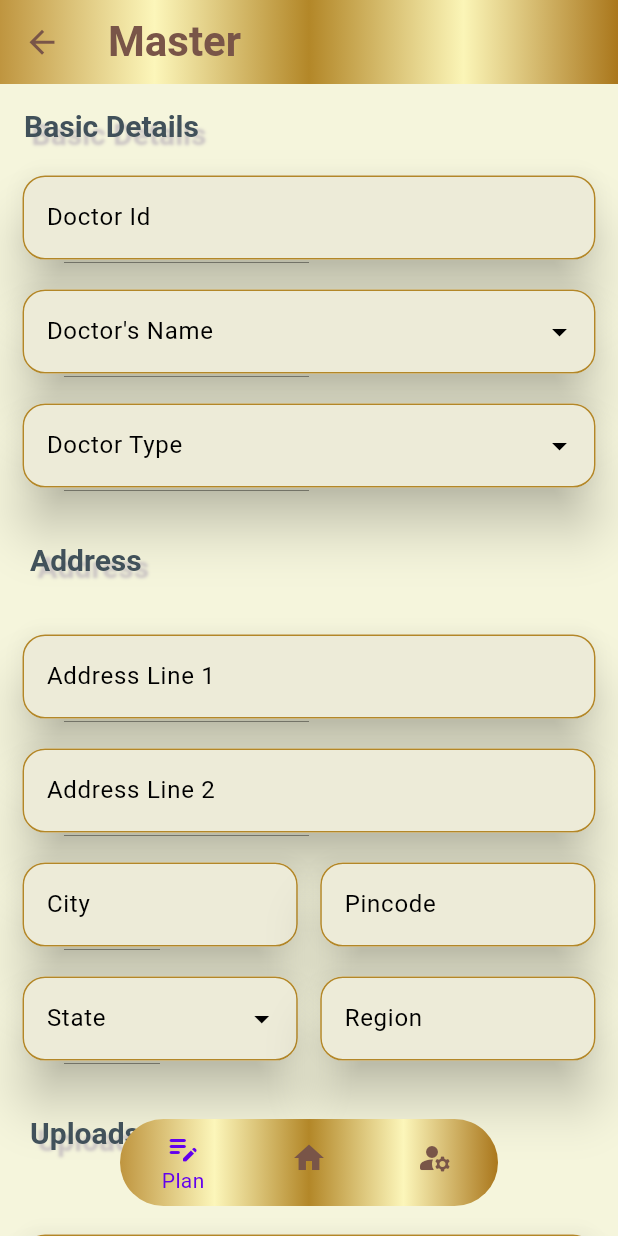
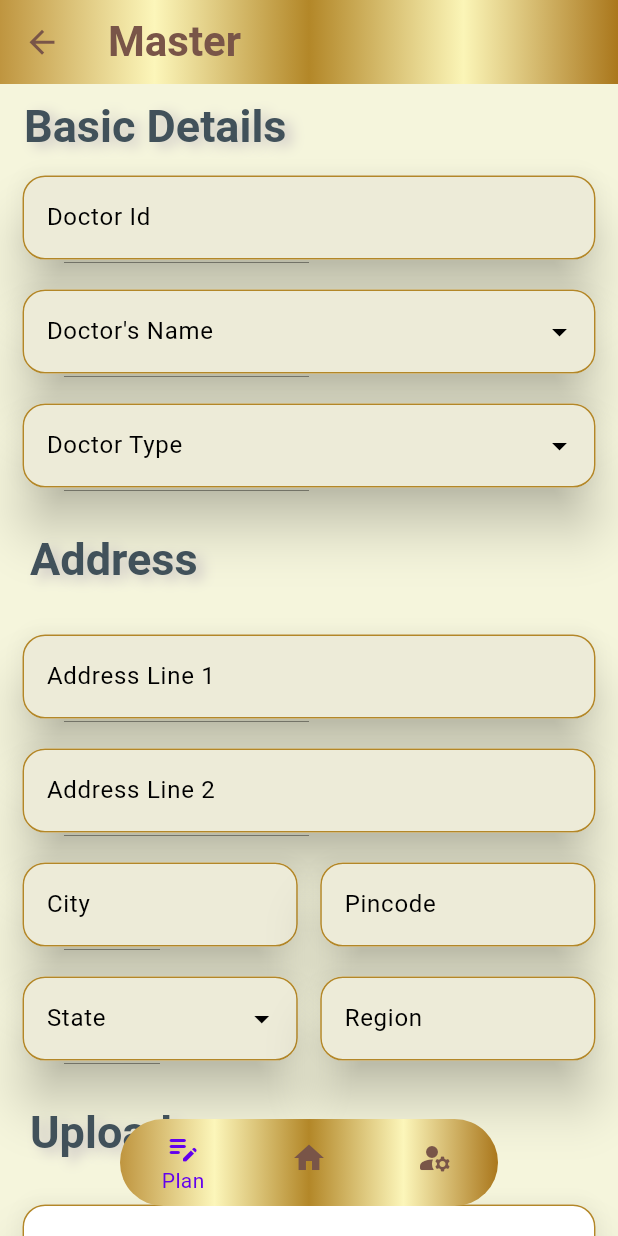
Before and after one commit to shivam-hub/mr-app, a Flutter app: the MasterScreen screen opened directly, on a phone screen of 412 x 824 dp. Run offline on Flutter 3.47's test engine with Material 3 defaults, Android fonts, the phone set to English and light mode, and no system bars; drawn by our look-alikes of dropdown_textfield; our stand-ins replace bloc, date_time_picker, equatable, flutter_bloc, get.

Commit message:
minor code fixes

```diff
--- a/lib/main.dart
+++ b/lib/main.dart
@@ -1,8 +1,8 @@
 import 'package:flutter/material.dart';
 import 'package:flutter_bloc/flutter_bloc.dart';
-import '../blocs/login/login_bloc.dart';
-import '../screens/login_screen.dart';
-import '../themes/app_colors.dart';
+import 'blocs/login/login_bloc.dart';
+import 'screens/login_screen.dart';
+import 'themes/app_colors.dart';
 
 void main() => runApp(const MyApp());
 
--- a/lib/screens/master_screen.dart
+++ b/lib/screens/master_screen.dart
@@ -70,12 +70,12 @@ class _MasterScreenState extends State<MasterScreen> {
                       Shadow(
                         color:
                             Color.fromARGB(255, 201, 195, 195), // shadow color
-                        offset: Offset(5.0, 5.0), // shadow offset
-                        blurRadius: 2.0, // shadow blur radius
+                        offset: Offset(5.0, 3.0), // shadow offset
+                        blurRadius: 10, // shadow blur radius
                       ),
                     ]),
                     title:
-                        Text('Basic Details', style: TextStyle(fontSize: 20)),
+                        Text('Basic Details', style: TextStyle(fontSize: 30)),
                   ),
                   const SizedBox(height: 5),
                   Padding(
@@ -136,11 +136,11 @@ class _MasterScreenState extends State<MasterScreen> {
                       Shadow(
                         color:
                             Color.fromARGB(255, 201, 195, 195), // shadow color
-                        offset: Offset(5.0, 5.0), // shadow offset
-                        blurRadius: 2.0, // shadow blur radius
+                        offset: Offset(5.0, 3.0), // shadow offset
+                        blurRadius: 10, // shadow blur radius
                       ),
                     ]),
-                    title: Text('Address', style: TextStyle(fontSize: 20)),
+                    title: Text('Address', style: TextStyle(fontSize: 30)),
                   ),
                   const SizedBox(height: 2),
                   Padding(
@@ -225,15 +225,14 @@ class _MasterScreenState extends State<MasterScreen> {
                       Shadow(
                         color:
                             Color.fromARGB(255, 201, 195, 195), // shadow color
-                        offset: Offset(5.0, 5.0), // shadow offset
-                        blurRadius: 2.0, // shadow blur radius
+                        offset: Offset(5.0, 3.0), // shadow offset
+                        blurRadius: 10, // shadow blur radius
                       ),
                     ]),
-                    title: Text('Uploads', style: TextStyle(fontSize: 20)),
+                    title: Text('Uploads', style: TextStyle(fontSize: 30)),
                   ),
 
                   // Add your photo upload widget here
-                  const SizedBox(height: 20),
                   Padding(
                     padding: const EdgeInsets.fromLTRB(15, 0, 15, 0),
                     child: Material(
--- a/lib/widgets/date_picker_widget.dart
+++ b/lib/widgets/date_picker_widget.dart
@@ -52,7 +52,7 @@ class _DatePickerWidgetState extends State<DatePickerWidget> {
         borderRadius: BorderRadius.circular(15),
         child: Container(
           height: 50,
-          width: 230,
+          width: 150,
           decoration: BoxDecoration(
             border: Border.all(color: AppColors.textFieldBorderColor),
             borderRadius: BorderRadius.circular(15.0),
--- a/lib/widgets/time_picker_widget.dart
+++ b/lib/widgets/time_picker_widget.dart
@@ -24,7 +24,7 @@ class _TimePickerWidgetState extends State<TimePickerWidget> {
             ),
             textButtonTheme: TextButtonThemeData(
               style: TextButton.styleFrom(
-                primary: Colors.red, // button text color
+                foregroundColor: Colors.red, // button text color
               ),
             ),
           ),
@@ -49,7 +49,7 @@ class _TimePickerWidgetState extends State<TimePickerWidget> {
         borderRadius: BorderRadius.circular(15),
         child: Container(
           height: 50,
-          width: 200,
+          width: 110,
           decoration: BoxDecoration(
             border: Border.all(color: AppColors.textFieldBorderColor),
             borderRadius: BorderRadius.circular(15.0),
```
Also changed, not shown: lib/screens/home_screen.dart (+2 -51 lines), lib/screens/plan_visit_screen.dart (+4 -4 lines).
